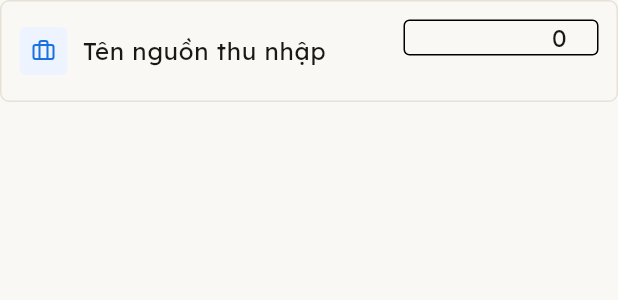
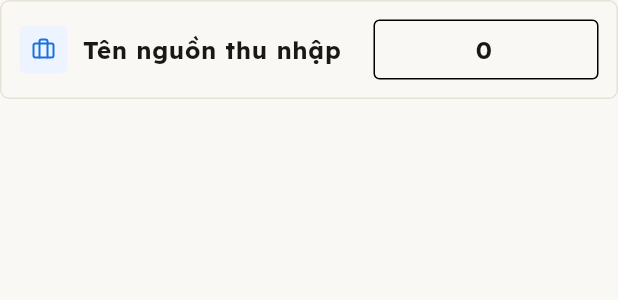
Before and after one commit to phuchuynh2712/finance, a Flutter app: the _IncomeSourceRowWidget widget shown alone on an empty page, opened directly with empty values, on a phone screen of 412 x 824 dp. Shown: the top 300 px of the screen. Run offline on Flutter 3.47's test engine with Material 3 defaults, Android fonts, the phone set to English and light mode, and no system bars; our stand-ins replace drift, drift_flutter, flutter_dotenv, flutter_riverpod, flutter_secure_storage, go_router and 3 more; accounts and stored records are empty; generated files the repository leaves out were written again; project files that could hold a hidden picture were left out.

Commit message:
fix: align income screen with design reference
Fixes visual drift from the Thu Nhập design mockup found during a
pixel-level review against screen-dark.png/screen-light.png:

- "Thêm nguồn thu nhập khác" now uses a dashed border (DashedRectBorder,
  matching the existing pattern in expense_control_screen.dart) instead
  of a solid OutlinedButton, and a larger plus icon.
- Income source name field now wraps to multiple lines instead of being
  cut off, and renders bold to match the design's weight.
- Amount input is bold, centered, and sized/positioned closer to the
  design's proportions; its border is muted (border1 at 60% opacity)
  instead of the previous bright, high-contrast outline.
- Amount input height is no longer forced via a fixed SizedBox height,
  which fought the field's natural content padding and threw off
  vertical centering; content padding now drives the height directly,
  matching how the design's input naturally sits centered within its
  row (measured at ~59% of the row card's height in the reference).

Co-Authored-By: Claude Sonnet 5 <noreply@anthropic.com>

```diff
--- a/lib/features/expenses/presentation/income_screen.dart
+++ b/lib/features/expenses/presentation/income_screen.dart
@@ -7,6 +7,7 @@ import '../../../core/l10n/app_localizations.dart';
 import '../../../core/theme/app_semantic_colors.dart';
 import '../../../core/widgets/empty_state_view.dart';
 import '../../expense_control/presentation/expense_control_providers.dart';
+import '../../expense_control/presentation/widgets/dashed_border.dart';
 import 'income_providers.dart';
 
 /// Income entry (FR-001–FR-019): lets the user record one or more named
@@ -278,6 +279,9 @@ class _IncomeSourceRowWidgetState extends State<_IncomeSourceRowWidget> {
           Expanded(
             child: TextFormField(
               initialValue: widget.row.name,
+              maxLines: null,
+              minLines: 1,
+              style: const TextStyle(fontWeight: FontWeight.bold),
               decoration: InputDecoration(
                 hintText: l10n.incomeSourceNameLabel,
                 border: InputBorder.none,
@@ -286,23 +290,30 @@ class _IncomeSourceRowWidgetState extends State<_IncomeSourceRowWidget> {
               onChanged: widget.onNameChanged,
             ),
           ),
-          const SizedBox(width: 10),
+          const SizedBox(width: 6),
           SizedBox(
-            width: 130,
-            height: 42,
+            width: 150,
             child: TextFormField(
               key: ValueKey('income-amount-${widget.row.id}'),
               controller: _amountController,
               focusNode: _amountFocusNode,
               keyboardType: TextInputType.number,
-              textAlign: TextAlign.right,
+              textAlign: TextAlign.center,
+              textAlignVertical: TextAlignVertical.center,
+              style: const TextStyle(fontWeight: FontWeight.bold),
               decoration: InputDecoration(
                 hintText: l10n.incomeSourceAmountLabel,
+                hintStyle: const TextStyle(fontWeight: FontWeight.bold),
                 isDense: true,
-                contentPadding: const EdgeInsets.symmetric(horizontal: 14),
+                contentPadding: const EdgeInsets.symmetric(
+                  horizontal: 8,
+                  vertical: 8,
+                ),
                 border: OutlineInputBorder(
                   borderRadius: BorderRadius.circular(4),
-                  borderSide: BorderSide(color: semantic.border2, width: 1.5),
+                  borderSide: BorderSide(
+                    color: semantic.border1.withValues(alpha: 0.6),
+                  ),
                 ),
               ),
               onChanged: (value) {
@@ -338,30 +349,36 @@ class _AddSourceButton extends StatelessWidget {
   @override
   Widget build(BuildContext context) {
     final theme = Theme.of(context);
-    return SizedBox(
+    return DashedRectBorder(
+      color: theme.colorScheme.primary,
+      borderRadius: 6,
+      child: Material(
+        color: Colors.transparent,
+        child: InkWell(
+          onTap: onPressed,
+          borderRadius: BorderRadius.circular(6),
+          child: SizedBox(
             height: 46,
-      child: OutlinedButton.icon(
-        onPressed: onPressed,
-        style: OutlinedButton.styleFrom(
-          side: BorderSide(
-            color: theme.colorScheme.primary,
-            width: 1.5,
-            style: BorderStyle.solid,
-          ),
-          shape: RoundedRectangleBorder(borderRadius: BorderRadius.circular(6)),
-        ),
-        icon: Icon(
+            child: Row(
+              mainAxisAlignment: MainAxisAlignment.center,
+              children: [
+                Icon(
                   LucideIcons.plus,
-          size: 15,
+                  size: 18,
                   color: theme.colorScheme.primary,
                 ),
-        label: Text(
+                const SizedBox(width: 8),
+                Text(
                   label,
                   style: TextStyle(
                     color: theme.colorScheme.primary,
                     fontWeight: FontWeight.bold,
                   ),
                 ),
+              ],
+            ),
+          ),
+        ),
       ),
     );
   }
```
Lines whose indentation alone changed are shown as unchanged.
